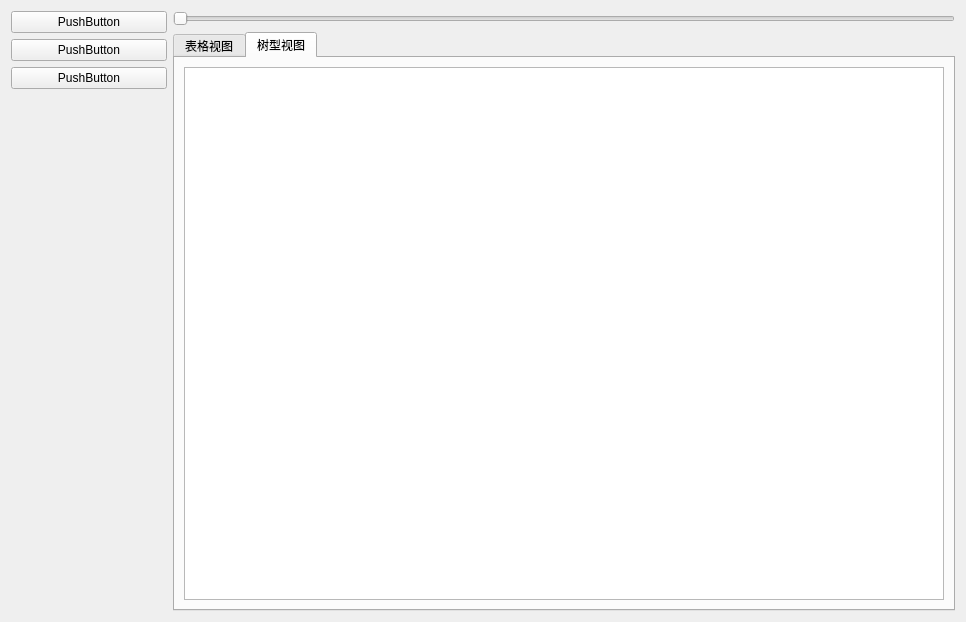
Qt form Algorithm/Exhaustion/exhaustion.ui (iguoya/LInux) before a commit.
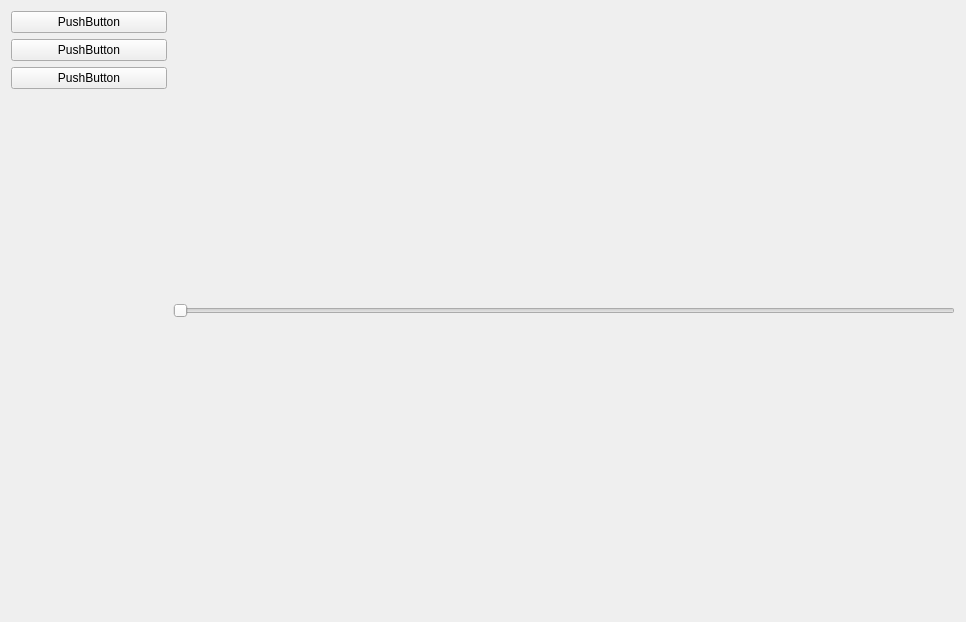
The same form after that commit.

Diff of the .ui file:
```diff
--- a/Algorithm/Exhaustion/exhaustion.ui
+++ b/Algorithm/Exhaustion/exhaustion.ui
@@ -61,33 +61,6 @@
        </property>
       </widget>
      </item>
-     <item>
-      <widget class="QTabWidget" name="tabWidget">
-       <property name="currentIndex">
-        <number>1</number>
-       </property>
-       <widget class="QWidget" name="tab_3">
-        <attribute name="title">
-         <string>表格视图</string>
-        </attribute>
-        <layout class="QGridLayout" name="gridLayout_3">
-         <item row="0" column="0">
-          <widget class="QTableView" name="tableView"/>
-         </item>
-        </layout>
-       </widget>
-       <widget class="QWidget" name="tab_2">
-        <attribute name="title">
-         <string>树型视图</string>
-        </attribute>
-        <layout class="QGridLayout" name="gridLayout_2">
-         <item row="0" column="0">
-          <widget class="QTreeView" name="treeView"/>
-         </item>
-        </layout>
-       </widget>
-      </widget>
-     </item>
     </layout>
    </item>
   </layout>
```
